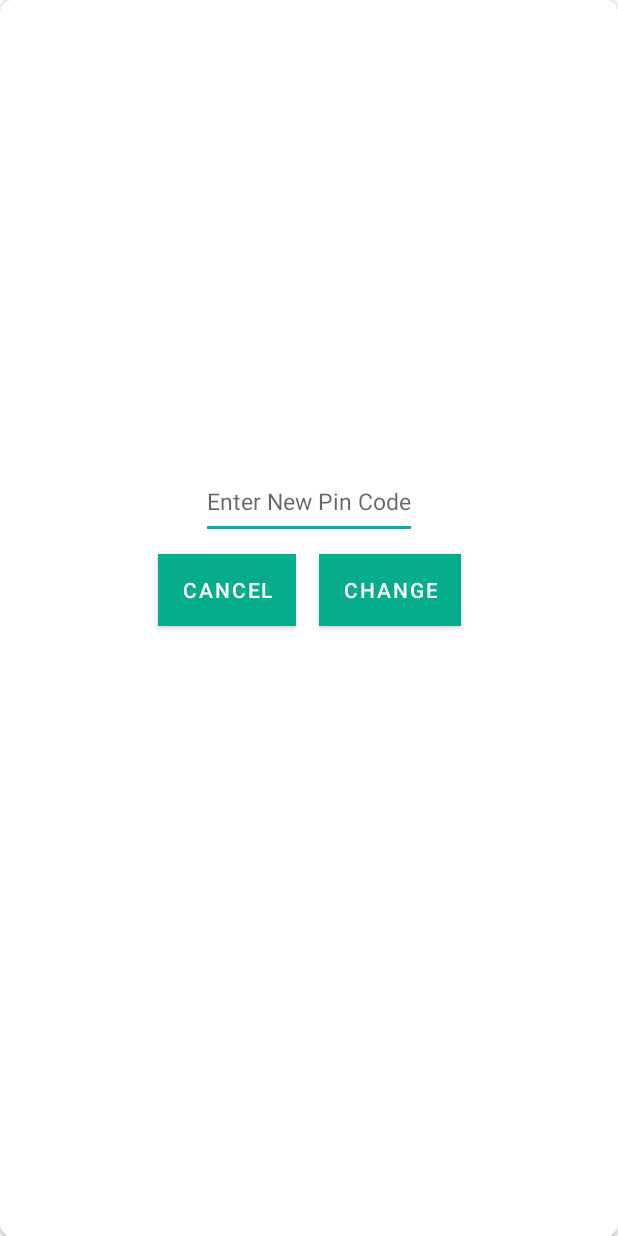
After one commit to rudra2901/CoVIslot, an Android app: the layout activity_change_pin_popup.xml on its own in the app's theme, with its tools: preview values and no code run, on a phone screen of 412 x 824 dp. The commit adds this screen. Run offline under Robolectric (Android 15) with nearby library versions, the phone set to English and light mode, and no system bars.

Commit message:
fix: Completed Popup window mechanism feat: Added way to change pin from navigation drawer

```diff
--- a/app/build.gradle
+++ b/app/build.gradle
@@ -35,6 +35,7 @@ dependencies {
     implementation 'androidx.constraintlayout:constraintlayout:2.0.4'
     implementation 'org.jetbrains:annotations:15.0'
     implementation 'androidx.coordinatorlayout:coordinatorlayout:1.1.0'
+    implementation "androidx.cardview:cardview:1.0.0"
     testImplementation 'junit:junit:4.13.2'
     androidTestImplementation 'androidx.test.ext:junit:1.1.3'
     androidTestImplementation 'androidx.test.espresso:espresso-core:3.4.0'
--- a/app/src/main/java/com/example/covislot/AvailableSlotActivity.java
+++ b/app/src/main/java/com/example/covislot/AvailableSlotActivity.java
@@ -62,12 +62,15 @@ public class AvailableSlotActivity extends AppCompatActivity implements Navigati
     }
     @Override
     public boolean onNavigationItemSelected(@NonNull @NotNull MenuItem item) {
-        if(item.getItemId() == R.id.nav_item_two) {
+        if(item.getItemId() == R.id.nav_item_logout) {
             SharedPreferences.Editor editor = sp.edit();
             editor.clear();
             editor.commit();
             startActivity(new Intent(AvailableSlotActivity.this,RegistrationActivity.class));
         }
+        else if(item.getItemId() == R.id.nav_item_change_pin) {
+            startActivity(new Intent(AvailableSlotActivity.this,ChangePinPopupActivity.class));
+        }
         return false;
     }
 }
--- /dev/null
+++ b/app/src/main/res/layout/activity_change_pin_popup.xml
@@ -0,0 +1,78 @@
+<?xml version="1.0" encoding="utf-8"?>
+<androidx.constraintlayout.widget.ConstraintLayout xmlns:android="http://schemas.android.com/apk/res/android"
+    xmlns:app="http://schemas.android.com/apk/res-auto"
+    xmlns:tools="http://schemas.android.com/tools"
+    xmlns:card_view="http://schemas.android.com/apk/res-auto"
+    android:layout_width="match_parent"
+    android:layout_height="match_parent"
+    android:layout_gravity="center"
+    tools:context=".ChangePinPopupActivity">
+
+    <androidx.cardview.widget.CardView
+        android:layout_width="match_parent"
+        android:layout_height="match_parent"
+        card_view:cardCornerRadius="8dp"
+        android:background="@color/cardview_light_background"
+        app:layout_constraintBottom_toBottomOf="parent"
+        app:layout_constraintEnd_toEndOf="parent"
+        app:layout_constraintStart_toStartOf="parent"
+        app:layout_constraintTop_toTopOf="parent">
+
+        <androidx.constraintlayout.widget.ConstraintLayout
+            android:layout_width="match_parent"
+            android:layout_height="match_parent">
+
+            <EditText
+                android:id="@+id/popup_new_pin"
+                android:layout_width="wrap_content"
+                android:layout_height="50dp"
+                android:layout_centerHorizontal="true"
+                android:autofillHints="Enter New Pin Code"
+                android:clickable="true"
+                android:focusable="true"
+                android:hint="Enter New Pin Code"
+                android:inputType="number"
+                android:textAlignment="center"
+                android:textColor="@color/black"
+                android:textSize="15sp"
+                app:layout_constraintBottom_toBottomOf="parent"
+                app:layout_constraintEnd_toEndOf="parent"
+                app:layout_constraintStart_toStartOf="parent"
+                app:layout_constraintTop_toTopOf="parent"
+                app:layout_constraintVertical_bias="0.4" />
+
+            <Button
+                android:id="@+id/button_cancel_popup"
+                android:layout_width="wrap_content"
+                android:layout_height="wrap_content"
+                android:layout_marginStart="5dp"
+                android:layout_marginTop="10dp"
+                android:layout_marginEnd="15dp"
+                android:layout_marginBottom="5dp"
+                android:background="@color/green_button"
+                android:text="Cancel"
+                app:layout_constraintBottom_toBottomOf="parent"
+                app:layout_constraintEnd_toStartOf="@+id/button_change_popup"
+                app:layout_constraintStart_toStartOf="@+id/popup_new_pin"
+                app:layout_constraintTop_toBottomOf="@+id/popup_new_pin"
+                app:layout_constraintVertical_bias="0.0" />
+
+            <Button
+                android:id="@+id/button_change_popup"
+                android:layout_width="wrap_content"
+                android:layout_height="wrap_content"
+                android:layout_marginTop="10dp"
+                android:layout_marginEnd="5dp"
+                android:layout_marginBottom="5dp"
+                android:background="@color/green_button"
+                android:text="Change"
+                app:layout_constraintBottom_toBottomOf="parent"
+                app:layout_constraintEnd_toEndOf="@+id/popup_new_pin"
+                app:layout_constraintStart_toEndOf="@+id/button_cancel_popup"
+                app:layout_constraintTop_toBottomOf="@+id/popup_new_pin"
+                app:layout_constraintVertical_bias="0.0" />
+        </androidx.constraintlayout.widget.ConstraintLayout>
+
+    </androidx.cardview.widget.CardView>
+
+</androidx.constraintlayout.widget.ConstraintLayout>
--- a/app/src/main/res/layout/signed_in_activity.xml
+++ b/app/src/main/res/layout/signed_in_activity.xml
@@ -8,6 +8,7 @@
     android:id="@+id/sidebarDrawer1">
 
     <androidx.constraintlayout.widget.ConstraintLayout
+        android:id="@+id/signed_in"
         android:layout_width="match_parent"
         android:layout_height="match_parent"
         tools:context=".SignedInActivity">
@@ -79,8 +80,7 @@
             android:textColor="@color/white"
             app:layout_constraintEnd_toEndOf="parent"
             app:layout_constraintStart_toStartOf="parent"
-            app:layout_constraintTop_toBottomOf="@+id/thank_you_text"
-            style="?attr/borderlessButtonStyle" />
+            app:layout_constraintTop_toBottomOf="@+id/thank_you_text" />
 
     </androidx.constraintlayout.widget.ConstraintLayout>
 
--- a/app/src/main/res/layout/slot_available_activity.xml
+++ b/app/src/main/res/layout/slot_available_activity.xml
@@ -77,8 +77,7 @@
             android:textColor="@color/grey_1"
             app:layout_constraintEnd_toEndOf="parent"
             app:layout_constraintStart_toStartOf="parent"
-            app:layout_constraintTop_toBottomOf="@+id/book_slot_message"
-            style="?attr/borderlessButtonStyle"/>
+            app:layout_constraintTop_toBottomOf="@+id/book_slot_message" />
 
     </androidx.constraintlayout.widget.ConstraintLayout>
 
--- a/app/src/main/res/menu/activity_main_drawer.xml
+++ b/app/src/main/res/menu/activity_main_drawer.xml
@@ -1,10 +1,10 @@
 <?xml version="1.0" encoding="utf-8"?>
 <menu xmlns:android="http://schemas.android.com/apk/res/android">
     <group>
-        <item android:id="@+id/nav_item_one"
+        <item android:id="@+id/nav_item_change_pin"
             android:icon="@drawable/baseline_backspace_black_24"
             android:title="Change Pin Code" />
-        <item android:id="@+id/nav_item_two"
+        <item android:id="@+id/nav_item_logout"
             android:icon="@drawable/baseline_exit_to_app_black_24"
             android:title="Log Out" />
     </group>
--- a/app/src/main/res/values-night/themes.xml
+++ b/app/src/main/res/values-night/themes.xml
@@ -13,4 +13,10 @@
         <item name="android:statusBarColor" tools:targetApi="l">?attr/colorPrimaryVariant</item>
         <!-- Customize your theme here. -->
     </style>
+
+    <style name="PopupTheme" parent="Theme.MaterialComponents.DayNight.NoActionBar">
+        <item name="android:windowIsTranslucent">true</item>
+        <item name="android:windowCloseOnTouchOutside">true</item>
+    </style>
+
 </resources>
--- a/app/src/main/res/values/themes.xml
+++ b/app/src/main/res/values/themes.xml
@@ -13,4 +13,10 @@
         <item name="android:statusBarColor" tools:targetApi="l">?attr/colorPrimaryVariant</item>
         <!-- Customize your theme here. -->
     </style>
+
+    <style name="PopupTheme" parent="Theme.MaterialComponents.DayNight.NoActionBar">
+        <item name="android:windowIsTranslucent">true</item>
+        <item name="android:windowCloseOnTouchOutside">true</item>
+    </style>
+
 </resources>
```
Also changed, not shown: app/src/main/AndroidManifest.xml (+13 -6 lines), app/src/main/java/com/example/covislot/ChangePinPopupActivity.java (added, +67 -0 lines), app/src/main/java/com/example/covislot/SignedInActivity.java (+10 -14 lines).
